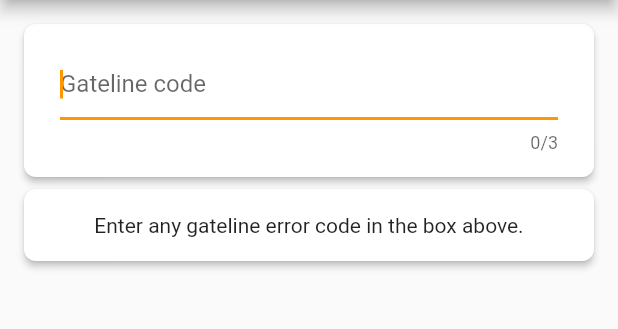
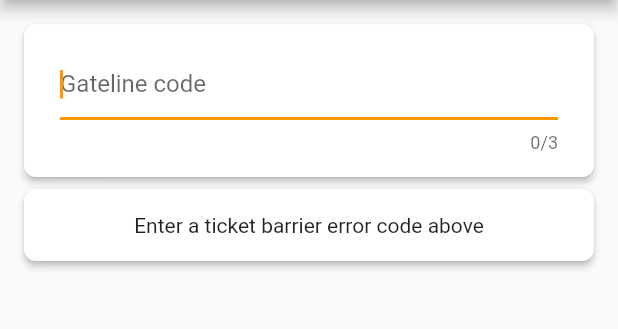
Before and after one commit to davwheat/ticket-barrier-errors-android-app, a Flutter app: the screen it shows after launch, on a phone screen of 412 x 824 dp, the part 84-413 px from its top. Run offline on Flutter 3.47's test engine with Material 2 defaults, Android fonts, the light colour scheme and no system bars; missing offline and left inert: firebase_admob; accounts and stored records are empty.

Commit message:
Update CTA copy

```diff
--- a/lib/widgets/codeInfo.dart
+++ b/lib/widgets/codeInfo.dart
@@ -36,7 +36,7 @@ class GatelineCodeInfo extends StatelessWidget {
           padding: EdgeInsets.fromLTRB(24, 16, 24, 16),
           width: double.infinity,
           child: Text(
-            "Enter any gateline error code in the box above.",
+            "Enter a ticket barrier error code above",
             textAlign: TextAlign.center,
           ),
         ),
```
